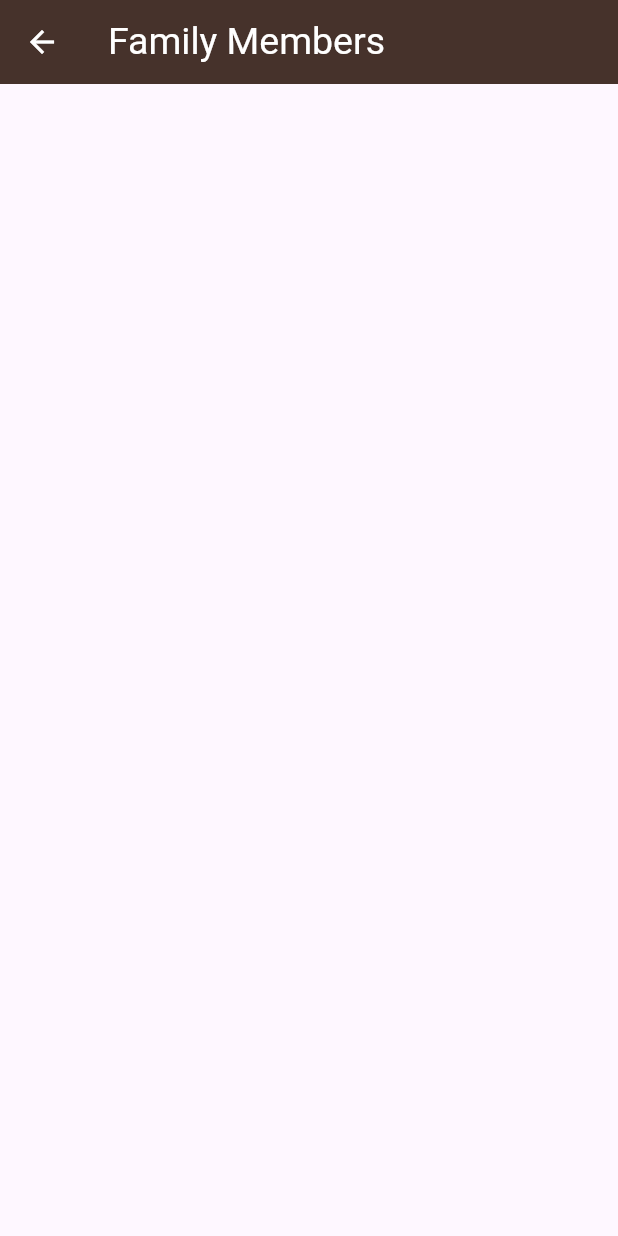
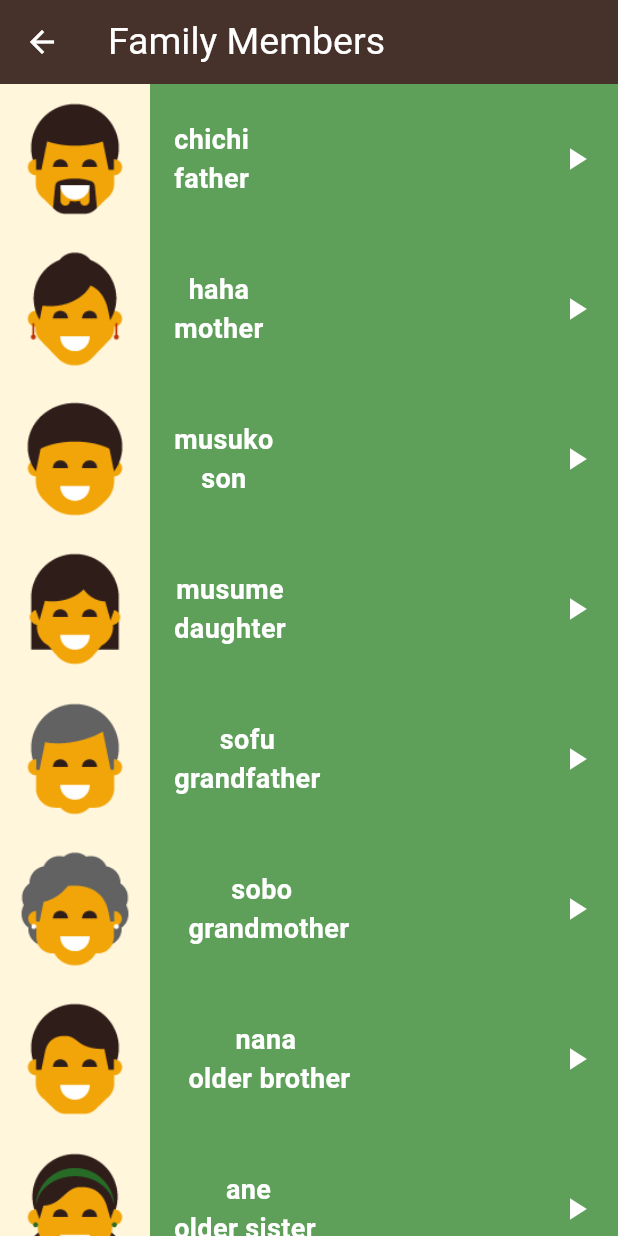
Before and after one commit to AhmedShehata2004/toku_language_learning_app, a Flutter app: the screen it shows after launch, after a tap on "Family Members", on a phone screen of 412 x 824 dp. Run offline on Flutter 3.47's test engine with Material 3 defaults, Android fonts, the phone set to English and light mode, and no system bars.

Commit message:
finish family members screen without sound

```diff
--- a/lib/main.dart
+++ b/lib/main.dart
@@ -20,7 +20,7 @@ class TukoApp extends StatelessWidget {
       routes: {
         '/home': (context) => const HomeScreen(),
         '/numbers': (context) =>  NumbersScreen(),
-        '/family_members': (context) => const FamilyMembersScreen(),
+        '/family_members': (context) =>  FamilyMembersScreen(),
         '/colors': (context) => const ColorsScreen(),
         '/phrases': (context) => const PhrasesScreen(),
       },
--- /dev/null
+++ b/lib/models/family_members_model.dart
@@ -0,0 +1,12 @@
+class FamilyMembersModel {
+  String englishName;
+  String japaneseName;
+  String imagePath;
+
+  FamilyMembersModel({
+
+    required this.englishName,
+    required this.japaneseName,
+    required this.imagePath,
+  });
+}
--- a/lib/views/family_members_screen.dart
+++ b/lib/views/family_members_screen.dart
@@ -1,8 +1,64 @@
 import 'package:flutter/material.dart';
-
+import 'package:tucko/constants/assets.dart';
+import 'package:tucko/models/family_members_model.dart';
+import 'package:tucko/widgets/custom_item.dart';
 
 class FamilyMembersScreen extends StatelessWidget {
-  const FamilyMembersScreen({super.key});
+   FamilyMembersScreen({super.key});
+  final List<FamilyMembersModel> familyMembers =  [
+    FamilyMembersModel(
+      englishName: 'father',
+      japaneseName: 'chichi',
+      imagePath: Assets.imagesFamilyMembersFamilyFather
+      ,
+    ),
+     FamilyMembersModel(
+      englishName: 'mother',
+      japaneseName: 'haha',
+      imagePath: Assets.imagesFamilyMembersFamilyMother,
+
+    ),
+     FamilyMembersModel(
+      englishName: 'son',
+      japaneseName: 'musuko',
+      imagePath: Assets.imagesFamilyMembersFamilySon,
+    ),
+     FamilyMembersModel(
+      englishName: 'daughter',
+      japaneseName: 'musume',
+      imagePath: Assets.imagesFamilyMembersFamilyDaughter,
+    ),
+     FamilyMembersModel(
+      englishName: 'grandfather',
+      japaneseName: 'sofu',
+      imagePath: Assets.imagesFamilyMembersFamilyGrandfather,
+    ),
+     FamilyMembersModel(
+      englishName: '  grandmother',
+      japaneseName: 'sobo',
+      imagePath: Assets.imagesFamilyMembersFamilyGrandmother,
+    ),
+     FamilyMembersModel(
+      englishName: '  older brother',
+      japaneseName: ' nana',
+      imagePath: Assets.imagesFamilyMembersFamilyOlderBrother,
+    ),
+     FamilyMembersModel(
+      englishName: 'older sister',
+      japaneseName: ' ane',
+      imagePath: Assets.imagesFamilyMembersFamilyOlderSister,
+    ),
+     FamilyMembersModel(
+      englishName: 'younger brother',
+      japaneseName: 'otouto',
+      imagePath: Assets.imagesFamilyMembersFamilyYoungerBrother,
+    ),
+     FamilyMembersModel(
+      englishName: 'younger sister',
+      japaneseName: 'jūsister',
+      imagePath: Assets.imagesFamilyMembersFamilyYoungerSister,
+    ),
+  ];
 
   @override
   Widget build(BuildContext context) {
@@ -17,7 +73,17 @@ class FamilyMembersScreen extends StatelessWidget {
         backgroundColor: Color(0xff46322B),
         title: const Text('Family Members', style: TextStyle(color: Colors.white,fontSize: 25,),),
       ),
-
+      body: ListView.builder(
+        itemCount: familyMembers.length,
+        itemBuilder: (context, index) {
+          return CustomItem(
+            backgroundColor: Color.fromARGB(255, 94, 160, 90),
+            image: familyMembers[index].imagePath,
+           japaneseText: familyMembers[index].japaneseName,
+            englishText: familyMembers[index].englishName,
+            );
+        },
+      ),
     );
   }
 }
--- a/lib/views/home_screen.dart
+++ b/lib/views/home_screen.dart
@@ -26,17 +26,17 @@ class HomeScreen extends StatelessWidget {
              Navigator.pushNamed(context, '/numbers');
            },
            ),
-          CustomSectionContainer(containerColor: Color(0xff50ADC7), text: 'Family Members',
+          CustomSectionContainer(containerColor: Color.fromARGB(255, 94, 160, 90), text: 'Family Members',
           onTap: () {
              Navigator.pushNamed(context, '/family_members');
            },
           ),
-          CustomSectionContainer(containerColor: Color(0xff7B3E98), text: 'Colors',
+          CustomSectionContainer(containerColor: Color(0xff50ADC7), text: 'Colors',
           onTap: () {
              Navigator.pushNamed(context, '/colors');
            },
           ),
-          CustomSectionContainer(containerColor: Color(0xffFF0000), text: 'Phrases',
+          CustomSectionContainer(containerColor: Color(0xff7B3E98), text: 'Phrases',
           onTap: () {
              Navigator.pushNamed(context, '/phrases');
            },
--- a/lib/views/numbers_screen.dart
+++ b/lib/views/numbers_screen.dart
@@ -81,6 +81,7 @@ class NumbersScreen extends StatelessWidget {
         itemCount: numbers.length,
         itemBuilder: (context, index) {
           return CustomItem(
+            backgroundColor:  Color(0xffEF9235),
             image: numbers[index].imagePath,
             japaneseText: numbers[index].japaneseName,
             englishText: numbers[index].englishName,
--- a/lib/widgets/custom_item.dart
+++ b/lib/widgets/custom_item.dart
@@ -1,16 +1,16 @@
 import 'package:flutter/material.dart';
 
 class CustomItem extends StatelessWidget {
-  const CustomItem({super.key, required this.image, required this.japaneseText, required this.englishText});
+  const CustomItem({super.key, required this.image, required this.backgroundColor, required this.japaneseText, required this.englishText});
   final String image;
   final String japaneseText;
   final String englishText;
-
+  final Color backgroundColor;
   @override
   Widget build(BuildContext context) {
     return Container(
         height: 100,
-        color: Color(0xffEF9235),
+        color: backgroundColor,
         child: Row(
           children: [
             Container(
```
